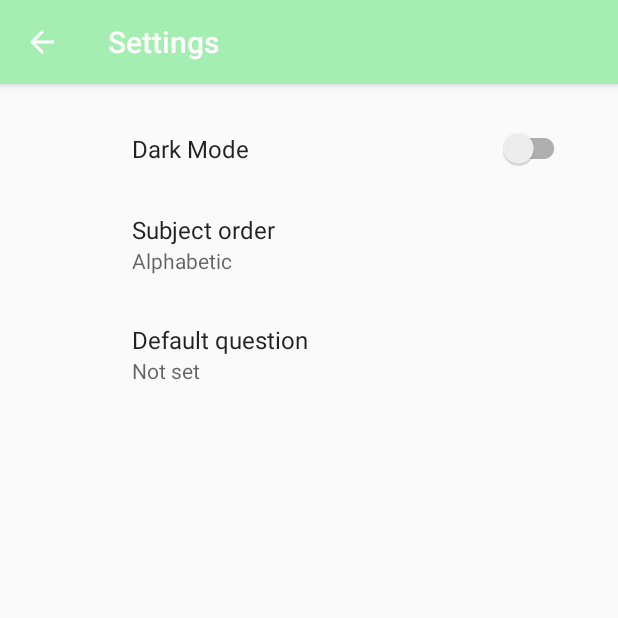
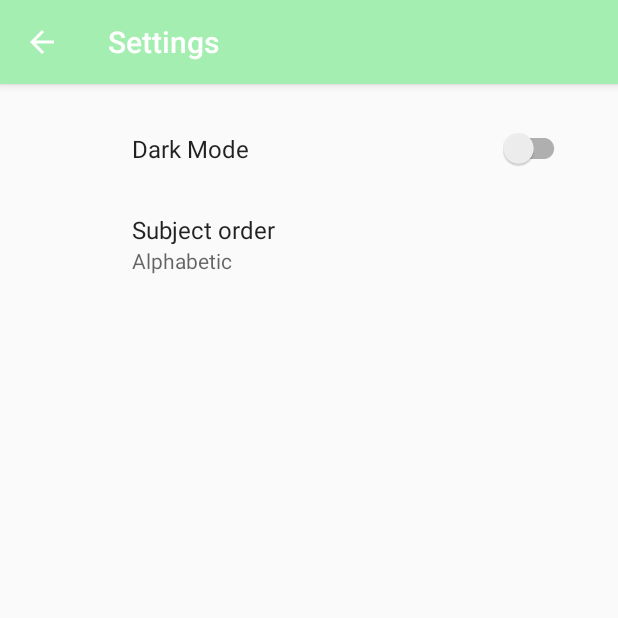
Before and after one commit to Yee-Millennium/Memora, an Android app: the SettingsActivity screen opened directly, with no data from a screen before it, on a phone screen of 412 x 824 dp, the top half of it. Run offline under Robolectric (Android 15) with nearby library versions, the phone set to English and light mode, and no system bars; our stand-ins replace androidx.preference.

Commit message:
feat: Remove Default Question

```diff
--- a/app/src/main/res/xml/root_preferences.xml
+++ b/app/src/main/res/xml/root_preferences.xml
@@ -15,31 +15,10 @@
         app:title="@string/pref_title_subject_order"
         app:useSimpleSummaryProvider="true" />
 
-    <EditTextPreference
-        app:key="default_question"
-        app:title="@string/pref_title_default_question"
-        app:useSimpleSummaryProvider="true" />
+<!--    <EditTextPreference-->
+<!--        app:key="default_question"-->
+<!--        app:title="@string/pref_title_default_question"-->
+<!--        app:useSimpleSummaryProvider="true" />-->
+
 
 </PreferenceScreen>
-
-    <!--<PreferenceScreen xmlns:app="http://schemas.android.com/apk/res-auto">-->
-
-    <!--    <SwitchPreferenceCompat-->
-    <!--        app:key="dark_theme"-->
-    <!--        app:title="@string/pref_title_theme" />-->
-
-    <!--    <ListPreference-->
-    <!--        app:defaultValue="alpha"-->
-    <!--        app:entries="@array/pref_subject_order"-->
-    <!--        app:entryValues="@array/pref_subject_order_values"-->
-    <!--        app:key="subject_order"-->
-    <!--        app:title="@string/pref_title_subject_order"-->
-    <!--        app:useSimpleSummaryProvider="true" />-->
-
-    <!--    <EditTextPreference-->
-    <!--        app:key="default_question"-->
-    <!--        app:title="@string/pref_title_default_question"-->
-    <!--        app:useSimpleSummaryProvider="true" />-->
-
-    <!--</PreferenceScreen>-->
-    <!-- res/xml/root_preferences.xml -->
```
